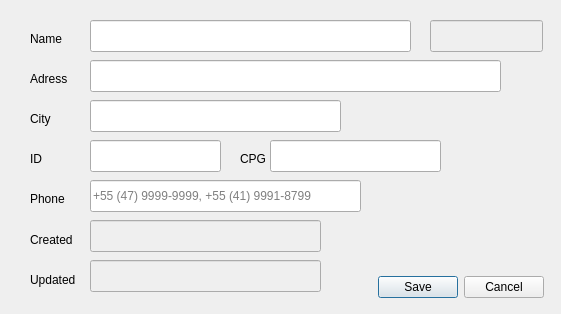
Old version of the form Client_Update.ui in the repository bedi1982/Oficina.
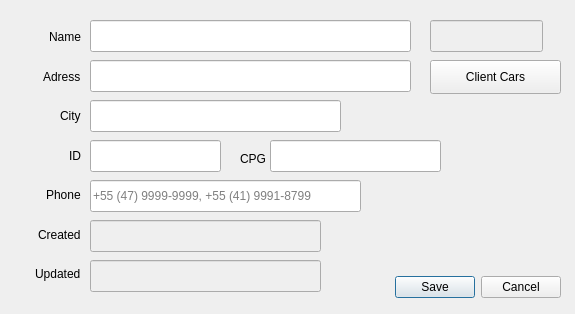
New version of the form. Icons and pictures are not drawn.

Commit message: Better variables Bugfixes New functionalities buttons on the gui (implementation in progress)

Diff of the .ui file:
```diff
--- a/Client_Update.ui
+++ b/Client_Update.ui
@@ -6,7 +6,7 @@
    <rect>
     <x>0</x>
     <y>0</y>
-    <width>561</width>
+    <width>575</width>
     <height>314</height>
    </rect>
   </property>
@@ -48,19 +48,6 @@
     <string>+55 (47) 9999-9999, +55 (41) 9991-8799</string>
    </property>
   </widget>
-  <widget class="QLabel" name="lbl_Name">
-   <property name="geometry">
-    <rect>
-     <x>30</x>
-     <y>30</y>
-     <width>59</width>
-     <height>18</height>
-    </rect>
-   </property>
-   <property name="text">
-    <string>Name</string>
-   </property>
-  </widget>
   <widget class="QLabel" name="lbl_CPF">
    <property name="geometry">
     <rect>
@@ -74,32 +61,6 @@
     <string>CPG</string>
    </property>
   </widget>
-  <widget class="QLabel" name="lbl_City">
-   <property name="geometry">
-    <rect>
-     <x>30</x>
-     <y>110</y>
-     <width>59</width>
-     <height>18</height>
-    </rect>
-   </property>
-   <property name="text">
-    <string>City</string>
-   </property>
-  </widget>
-  <widget class="QLabel" name="lbl_Phone">
-   <property name="geometry">
-    <rect>
-     <x>30</x>
-     <y>190</y>
-     <width>59</width>
-     <height>18</height>
-    </rect>
-   </property>
-   <property name="text">
-    <string>Phone</string>
-   </property>
-  </widget>
   <widget class="QLineEdit" name="line_Personal_ID">
    <property name="geometry">
     <rect>
@@ -162,7 +123,7 @@
     <rect>
      <x>90</x>
      <y>60</y>
-     <width>411</width>
+     <width>321</width>
      <height>32</height>
     </rect>
    </property>
@@ -176,19 +137,6 @@
     <string/>
    </property>
   </widget>
-  <widget class="QLabel" name="lbl_Personal_ID">
-   <property name="geometry">
-    <rect>
-     <x>30</x>
-     <y>150</y>
-     <width>59</width>
-     <height>18</height>
-    </rect>
-   </property>
-   <property name="text">
-    <string>ID</string>
-   </property>
-  </widget>
   <widget class="QLineEdit" name="line_Name">
    <property name="geometry">
     <rect>
@@ -224,19 +172,6 @@
     <number>30</number>
    </property>
   </widget>
-  <widget class="QLabel" name="lbl_Adress">
-   <property name="geometry">
-    <rect>
-     <x>30</x>
-     <y>70</y>
-     <width>59</width>
-     <height>18</height>
-    </rect>
-   </property>
-   <property name="text">
-    <string>Adress</string>
-   </property>
-  </widget>
   <widget class="QLineEdit" name="line_SysID">
    <property name="enabled">
     <bool>false</bool>
@@ -294,38 +229,12 @@
     <string/>
    </property>
   </widget>
-  <widget class="QLabel" name="lbl_Created">
-   <property name="geometry">
-    <rect>
-     <x>30</x>
-     <y>230</y>
-     <width>61</width>
-     <height>20</height>
-    </rect>
-   </property>
-   <property name="text">
-    <string>Created</string>
-   </property>
-  </widget>
-  <widget class="QLabel" name="lbl_Updated_At">
-   <property name="geometry">
-    <rect>
-     <x>30</x>
-     <y>270</y>
-     <width>61</width>
-     <height>20</height>
-    </rect>
-   </property>
-   <property name="text">
-    <string>Updated</string>
-   </property>
-  </widget>
   <widget class="QDialogButtonBox" name="btn_Client_Update">
    <property name="geometry">
     <rect>
-     <x>370</x>
+     <x>360</x>
      <y>270</y>
-     <width>174</width>
+     <width>201</width>
      <height>34</height>
     </rect>
    </property>
@@ -333,6 +242,84 @@
     <set>QDialogButtonBox::Cancel|QDialogButtonBox::Save</set>
    </property>
   </widget>
+  <widget class="QPushButton" name="pushButton">
+   <property name="geometry">
+    <rect>
+     <x>430</x>
+     <y>60</y>
+     <width>131</width>
+     <height>34</height>
+    </rect>
+   </property>
+   <property name="text">
+    <string>Client Cars</string>
+   </property>
+   <property name="icon">
+    <iconset resource="resources/images.qrc">
+     <normaloff>:/emoticons/carkey.png</normaloff>:/emoticons/carkey.png</iconset>
+   </property>
+  </widget>
+  <widget class="QWidget" name="">
+   <property name="geometry">
+    <rect>
+     <x>10</x>
+     <y>20</y>
+     <width>71</width>
+     <height>271</height>
+    </rect>
+   </property>
+   <layout class="QVBoxLayout" name="verticalLayout">
+    <item alignment="Qt::AlignRight">
+     <widget class="QLabel" name="lbl_Name">
+      <property name="text">
+       <string>Name</string>
+      </property>
+     </widget>
+    </item>
+    <item alignment="Qt::AlignRight">
+     <widget class="QLabel" name="lbl_Adress">
+      <property name="text">
+       <string>Adress</string>
+      </property>
+     </widget>
+    </item>
+    <item alignment="Qt::AlignRight">
+     <widget class="QLabel" name="lbl_City">
+      <property name="text">
+       <string>City</string>
+      </property>
+     </widget>
+    </item>
+    <item alignment="Qt::AlignRight">
+     <widget class="QLabel" name="lbl_Personal_ID">
+      <property name="text">
+       <string>ID</string>
+      </property>
+     </widget>
+    </item>
+    <item alignment="Qt::AlignRight">
+     <widget class="QLabel" name="lbl_Phone">
+      <property name="text">
+       <string>Phone</string>
+      </property>
+     </widget>
+    </item>
+    <item alignment="Qt::AlignRight">
+     <widget class="QLabel" name="lbl_Created_At">
+      <property name="text">
+       <string>Created</string>
+      </property>
+     </widget>
+    </item>
+    <item alignment="Qt::AlignRight">
+     <widget class="QLabel" name="lbl_Updated_At">
+      <property name="text">
+       <string>Updated</string>
+      </property>
+     </widget>
+    </item>
+   </layout>
+  </widget>
  </widget>
  <tabstops>
   <tabstop>line_Name</tabstop>
```
The commit also changes 16 other files.
